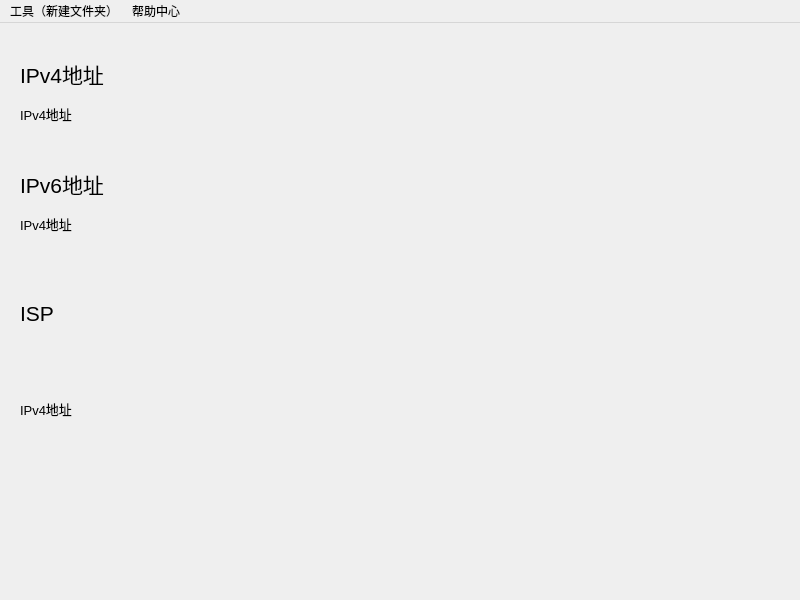
The window that home.ui (akass-org/Army_Knife) describes before a commit, drawn with Qt 5.
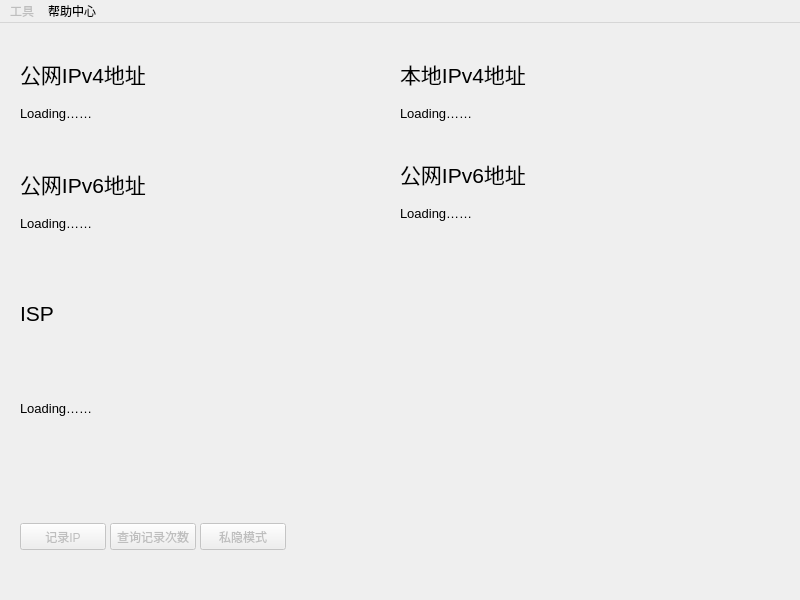
The same window after the commit.

Commit message: 菜单栏-帮助内容完全解禁，主页UI基础设计已完成，下一步进行主页和工具功能开发

```diff
--- a/home.ui
+++ b/home.ui
@@ -19,7 +19,7 @@
      <rect>
       <x>20</x>
       <y>30</y>
-      <width>101</width>
+      <width>171</width>
       <height>41</height>
      </rect>
     </property>
@@ -29,7 +29,7 @@
      </font>
     </property>
     <property name="text">
-     <string>IPv4地址</string>
+     <string>公网IPv4地址</string>
     </property>
    </widget>
    <widget class="QLabel" name="v6">
@@ -37,7 +37,7 @@
      <rect>
       <x>20</x>
       <y>140</y>
-      <width>101</width>
+      <width>171</width>
       <height>41</height>
      </rect>
     </property>
@@ -47,7 +47,7 @@
      </font>
     </property>
     <property name="text">
-     <string>IPv6地址</string>
+     <string>公网IPv6地址</string>
     </property>
    </widget>
    <widget class="QLabel" name="isp">
@@ -73,7 +73,7 @@
      <rect>
       <x>20</x>
       <y>70</y>
-      <width>101</width>
+      <width>271</width>
       <height>41</height>
      </rect>
     </property>
@@ -83,7 +83,7 @@
      </font>
     </property>
     <property name="text">
-     <string>IPv4地址</string>
+     <string>Loading……</string>
     </property>
    </widget>
    <widget class="QLabel" name="v6add">
@@ -101,7 +101,7 @@
      </font>
     </property>
     <property name="text">
-     <string>IPv4地址</string>
+     <string>Loading……</string>
     </property>
    </widget>
    <widget class="QLabel" name="ispinfo">
@@ -119,7 +119,127 @@
      </font>
     </property>
     <property name="text">
-     <string>IPv4地址</string>
+     <string>Loading……</string>
+    </property>
+   </widget>
+   <widget class="QPushButton" name="pushButton">
+    <property name="enabled">
+     <bool>false</bool>
+    </property>
+    <property name="geometry">
+     <rect>
+      <x>110</x>
+      <y>500</y>
+      <width>86</width>
+      <height>27</height>
+     </rect>
+    </property>
+    <property name="text">
+     <string>查询记录次数</string>
+    </property>
+   </widget>
+   <widget class="QPushButton" name="recordip">
+    <property name="enabled">
+     <bool>false</bool>
+    </property>
+    <property name="geometry">
+     <rect>
+      <x>20</x>
+      <y>500</y>
+      <width>86</width>
+      <height>27</height>
+     </rect>
+    </property>
+    <property name="text">
+     <string>记录IP</string>
+    </property>
+   </widget>
+   <widget class="QPushButton" name="hidemode">
+    <property name="enabled">
+     <bool>false</bool>
+    </property>
+    <property name="geometry">
+     <rect>
+      <x>200</x>
+      <y>500</y>
+      <width>86</width>
+      <height>27</height>
+     </rect>
+    </property>
+    <property name="text">
+     <string>私隐模式</string>
+    </property>
+   </widget>
+   <widget class="QLabel" name="localv4">
+    <property name="geometry">
+     <rect>
+      <x>400</x>
+      <y>30</y>
+      <width>171</width>
+      <height>41</height>
+     </rect>
+    </property>
+    <property name="font">
+     <font>
+      <pointsize>16</pointsize>
+     </font>
+    </property>
+    <property name="text">
+     <string>本地IPv4地址</string>
+    </property>
+   </widget>
+   <widget class="QLabel" name="localv4add">
+    <property name="geometry">
+     <rect>
+      <x>400</x>
+      <y>70</y>
+      <width>371</width>
+      <height>41</height>
+     </rect>
+    </property>
+    <property name="font">
+     <font>
+      <pointsize>10</pointsize>
+     </font>
+    </property>
+    <property name="text">
+     <string>Loading……</string>
+    </property>
+   </widget>
+   <widget class="QLabel" name="localv6">
+    <property name="geometry">
+     <rect>
+      <x>400</x>
+      <y>130</y>
+      <width>171</width>
+      <height>41</height>
+     </rect>
+    </property>
+    <property name="font">
+     <font>
+      <pointsize>16</pointsize>
+     </font>
+    </property>
+    <property name="text">
+     <string>公网IPv6地址</string>
+    </property>
+   </widget>
+   <widget class="QLabel" name="localv6add">
+    <property name="geometry">
+     <rect>
+      <x>400</x>
+      <y>170</y>
+      <width>371</width>
+      <height>41</height>
+     </rect>
+    </property>
+    <property name="font">
+     <font>
+      <pointsize>10</pointsize>
+     </font>
+    </property>
+    <property name="text">
+     <string>Loading……</string>
     </property>
    </widget>
   </widget>
@@ -134,13 +254,13 @@
    </property>
    <widget class="QMenu" name="tools">
     <property name="enabled">
-     <bool>true</bool>
+     <bool>false</bool>
     </property>
     <property name="tearOffEnabled">
      <bool>true</bool>
     </property>
     <property name="title">
-     <string>工具（新建文件夹）</string>
+     <string>工具</string>
     </property>
     <widget class="QMenu" name="Ping">
      <property name="title">
```
Left out of the diff: 6 changed lines with no effect on the pictures. The commit also changes 3 other files.
